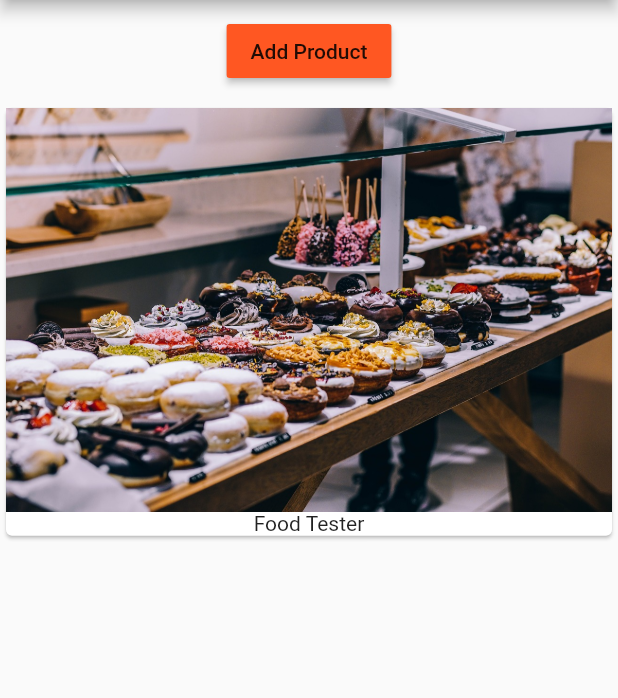
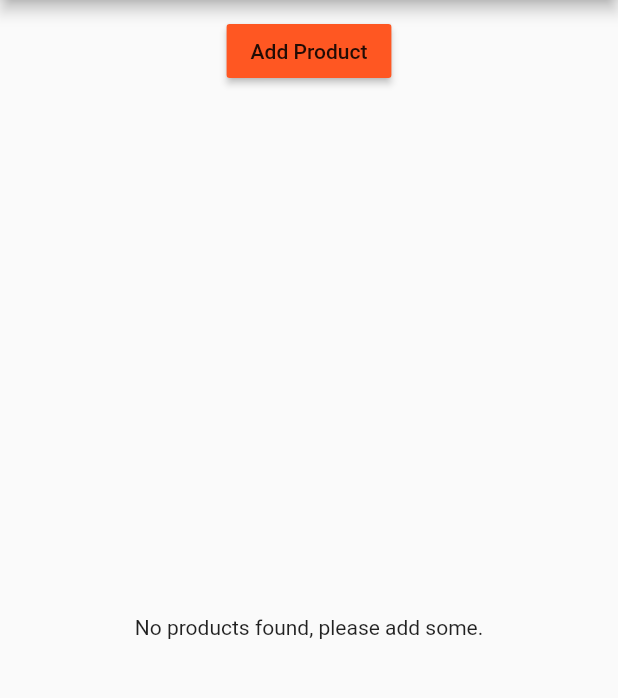
Before and after one commit to razwanizmi/easy_list, a Flutter app: the screen it shows after launch, on a phone screen of 412 x 824 dp, the part 84-782 px from its top. Run offline on Flutter 3.47's test engine with Material 2 defaults, Android fonts, the phone set to English and light mode, and no system bars.

Commit message:
Use ternery operator for conditional rendering

```diff
--- a/lib/main.dart
+++ b/lib/main.dart
@@ -17,7 +17,7 @@ class MyApp extends StatelessWidget {
         appBar: AppBar(
           title: Text('EasyList'),
         ),
-        body: ProductManager("Food Tester"),
+        body: ProductManager(),
       ),
     );
   }
--- a/lib/product_manager.dart
+++ b/lib/product_manager.dart
@@ -6,7 +6,7 @@ import './product_control.dart';
 class ProductManager extends StatefulWidget {
   final String startingProduct;
 
-  ProductManager(this.startingProduct);
+  ProductManager({this.startingProduct});
 
   @override
   State<StatefulWidget> createState() {
@@ -20,7 +20,10 @@ class _ProductManagerState extends State<ProductManager> {
   @override
   void initState() {
     super.initState();
-    _products.add(widget.startingProduct);
+
+    if (widget.startingProduct != null) {
+      _products.add(widget.startingProduct);
+    }
   }
 
   void _addProduct(String product) {
--- a/lib/products.dart
+++ b/lib/products.dart
@@ -18,9 +18,13 @@ class Products extends StatelessWidget {
 
   @override
   Widget build(BuildContext context) {
-    return ListView.builder(
-      itemBuilder: _buildProductItem,
-      itemCount: products.length,
-    );
+    return products.length > 0
+        ? ListView.builder(
+            itemBuilder: _buildProductItem,
+            itemCount: products.length,
+          )
+        : Center(
+            child: Text('No products found, please add some.'),
+          );
   }
 }
```
